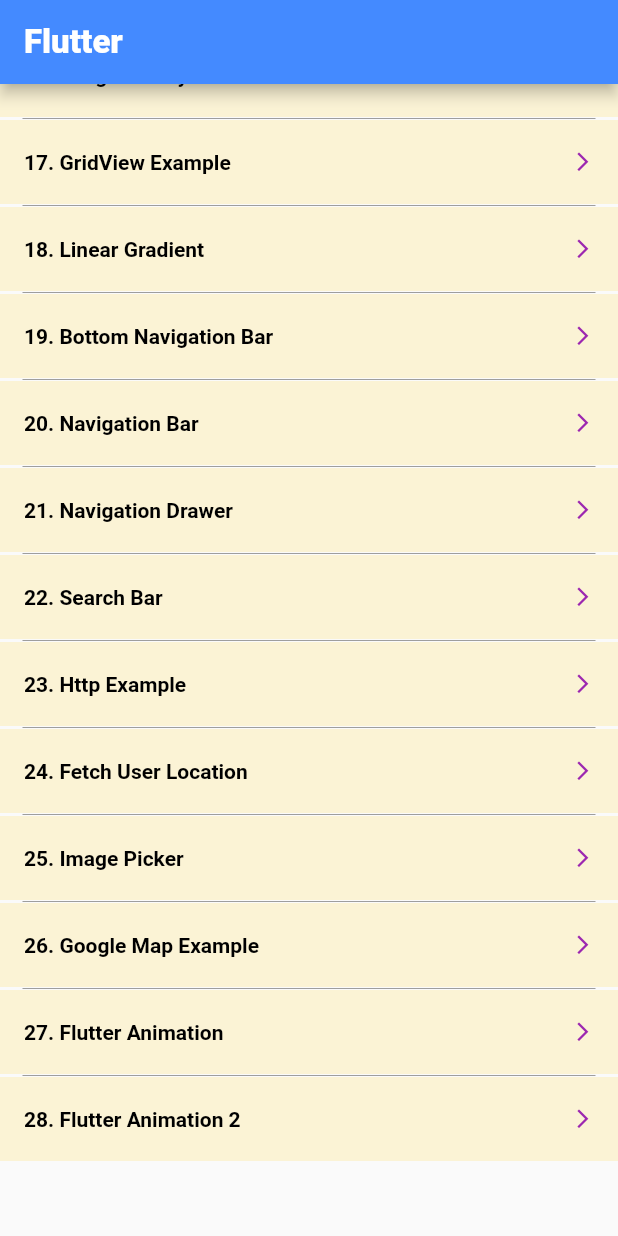
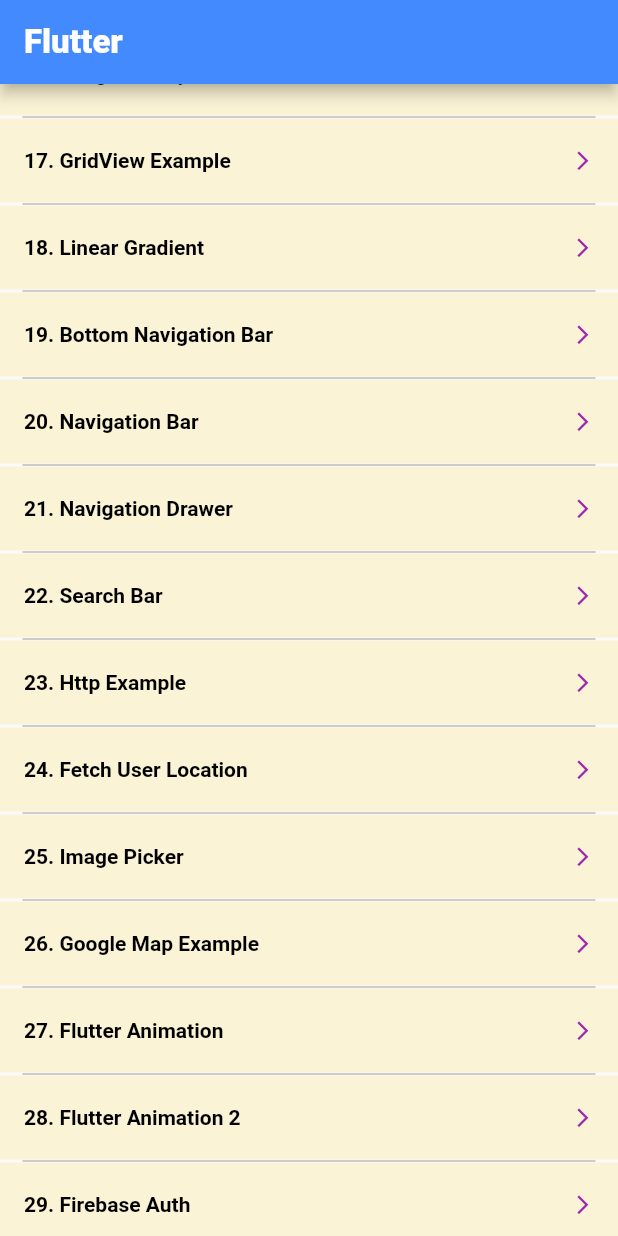
Before and after one commit to Sharad9405/flutter-training, a Flutter app: the screen it shows after launch, scrolled down 963 dp, on a phone screen of 412 x 824 dp. Run offline on Flutter 3.47's test engine with Material 2 defaults, Android fonts, the phone set to English and light mode, and no system bars; our stand-ins replace firebase_auth, firebase_core, firebase_crashlytics, google_maps_flutter, image_picker, location; accounts and stored records are empty.

Commit message:
firebase auth and firebase crashlytics added

```diff
--- a/lib/home.dart
+++ b/lib/home.dart
@@ -587,6 +587,25 @@
               ),
             ),
           ),
+          const Padding(
+            padding: EdgeInsets.symmetric(horizontal: 15.0),
+            child: Divider(height: 2, color: Colors.grey,),
+          ),
+          Container(
+            color: Colors.amberAccent.withOpacity(0.2),
+            child: ListTile(
+              onTap: () => Navigator.pushNamed(context, RoutePaths.firebaseAuth),
+              trailing: const Icon(Icons.arrow_forward_ios_outlined, color: Colors.purple, size: 15,),
+              title: const Text(
+                '29. Firebase Auth',
+                style: TextStyle(
+                  color: Colors.black,
+                  fontWeight: FontWeight.w600,
+                  fontSize: 14,
+                ),
+              ),
+            ),
+          ),
         ],
       ),
     ));
--- a/lib/navigation/app_router.dart
+++ b/lib/navigation/app_router.dart
@@ -9,6 +9,7 @@
 import 'package:chetu_training/misc/dashboard.dart';
 import 'package:chetu_training/misc/date_formatting.dart';
 import 'package:chetu_training/misc/device_latlong_method_channel.dart';
+import 'package:chetu_training/misc/firebase_auth_example.dart';
 import 'package:chetu_training/misc/flutter_animation.dart';
 import 'package:chetu_training/misc/flutter_animation_2.dart';
 import 'package:chetu_training/misc/functions_with_callback.dart';
@@ -203,7 +204,11 @@
           builder: (context) => const FlutterAnimation2(),
           settings: const RouteSettings(name: RoutePaths.flutterAnimation2),
         );
-
+      case RoutePaths.firebaseAuth:
+        return CupertinoPageRoute(
+          builder: (context) => const FirebaseAuthExample(),
+          settings: const RouteSettings(name: RoutePaths.firebaseAuth),
+        );
 
       default:
         return CupertinoPageRoute(
--- a/lib/navigation/route_paths.dart
+++ b/lib/navigation/route_paths.dart
@@ -30,4 +30,5 @@
   static const String googleMap = '/googleMap';
   static const String flutterAnimation = '/flutterAnimation';
   static const String flutterAnimation2 = '/flutterAnimation2';
+  static const String firebaseAuth = '/firebaseAuth';
 }
--- a/pubspec.yaml
+++ b/pubspec.yaml
@@ -37,10 +37,13 @@
 #  geolocator: ^10.0.1
   image_picker: ^1.0.4
   google_maps_flutter: ^2.5.0
+  firebase_core: ^2.15.1
 
   # The following adds the Cupertino Icons font to your application.
   # Use with the CupertinoIcons class for iOS style icons.
   cupertino_icons: ^1.0.2
+  firebase_auth: ^4.9.0
+  firebase_crashlytics: ^3.3.5
 
 dev_dependencies:
   flutter_test:
```
Also changed, not shown: lib/main.dart (+21 -1 lines), lib/misc/firebase_auth_example.dart (added, +134 -0 lines), lib/firebase_options.dart (added), 11 other files.
